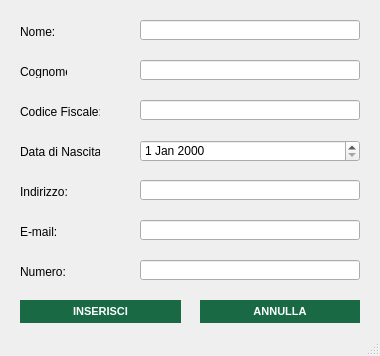
The window that src/main/gui/inserimento_cliente.ui (OT-Rax/AnconAmbiente) describes before a commit, drawn with Qt 5.
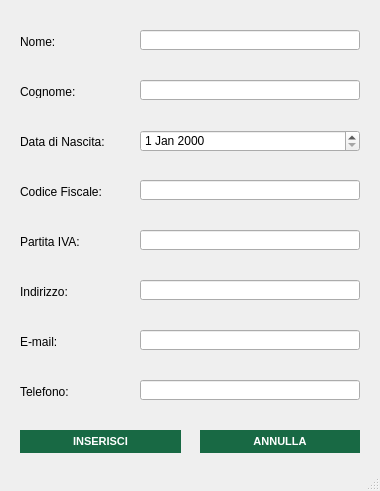
The same window after the commit. Icons and pictures are not drawn.

What changed in the file:
```diff
--- a/src/main/gui/inserimento_cliente.ui
+++ b/src/main/gui/inserimento_cliente.ui
@@ -7,7 +7,7 @@
     <x>0</x>
     <y>0</y>
     <width>380</width>
-    <height>356</height>
+    <height>491</height>
    </rect>
   </property>
   <property name="windowTitle">
@@ -22,7 +22,7 @@
     <property name="geometry">
      <rect>
       <x>20</x>
-      <y>300</y>
+      <y>430</y>
       <width>161</width>
       <height>23</height>
      </rect>
@@ -48,57 +48,11 @@
      <string>INSERISCI</string>
     </property>
    </widget>
-   <widget class="QDateEdit" name="nascita_datepicker">
-    <property name="geometry">
-     <rect>
-      <x>140</x>
-      <y>140</y>
-      <width>220</width>
-      <height>22</height>
-     </rect>
-    </property>
-   </widget>
-   <widget class="QLabel" name="label_5">
-    <property name="geometry">
-     <rect>
-      <x>20</x>
-      <y>145</y>
-      <width>80</width>
-      <height>13</height>
-     </rect>
-    </property>
-    <property name="text">
-     <string>Data di Nascita:</string>
-    </property>
-   </widget>
-   <widget class="QLineEdit" name="cognome_field">
-    <property name="geometry">
-     <rect>
-      <x>140</x>
-      <y>60</y>
-      <width>220</width>
-      <height>20</height>
-     </rect>
-    </property>
-   </widget>
-   <widget class="QLabel" name="label_6">
-    <property name="geometry">
-     <rect>
-      <x>20</x>
-      <y>105</y>
-      <width>80</width>
-      <height>13</height>
-     </rect>
-    </property>
-    <property name="text">
-     <string>Codice Fiscale:</string>
-    </property>
-   </widget>
    <widget class="QPushButton" name="annulla_button">
     <property name="geometry">
      <rect>
       <x>200</x>
-      <y>300</y>
+      <y>430</y>
       <width>160</width>
       <height>23</height>
      </rect>
@@ -124,22 +78,233 @@
      <string>ANNULLA</string>
     </property>
    </widget>
-   <widget class="QLineEdit" name="cf_field">
+   <widget class="QLabel" name="cf_error">
     <property name="geometry">
      <rect>
       <x>140</x>
-      <y>100</y>
-      <width>220</width>
-      <height>20</height>
+      <y>160</y>
+      <width>235</width>
+      <height>17</height>
      </rect>
+    </property>
+    <property name="palette">
+     <palette>
+      <active>
+       <colorrole role="WindowText">
+        <brush brushstyle="SolidPattern">
+         <color alpha="255">
+          <red>255</red>
+          <green>0</green>
+          <blue>0</blue>
+         </color>
+        </brush>
+       </colorrole>
+       <colorrole role="Text">
+        <brush brushstyle="SolidPattern">
+         <color alpha="255">
+          <red>255</red>
+          <green>0</green>
+          <blue>0</blue>
+         </color>
+        </brush>
+       </colorrole>
+       <colorrole role="PlaceholderText">
+        <brush brushstyle="SolidPattern">
+         <color alpha="128">
+          <red>255</red>
+          <green>0</green>
+          <blue>0</blue>
+         </color>
+        </brush>
+       </colorrole>
+      </active>
+      <inactive>
+       <colorrole role="WindowText">
+        <brush brushstyle="SolidPattern">
+         <color alpha="255">
+          <red>255</red>
+          <green>0</green>
+          <blue>0</blue>
+         </color>
+        </brush>
+       </colorrole>
+       <colorrole role="Text">
+        <brush brushstyle="SolidPattern">
+         <color alpha="255">
+          <red>255</red>
+          <green>0</green>
+          <blue>0</blue>
+         </color>
+        </brush>
+       </colorrole>
+       <colorrole role="PlaceholderText">
+        <brush brushstyle="SolidPattern">
+         <color alpha="128">
+          <red>255</red>
+          <green>0</green>
+          <blue>0</blue>
+         </color>
+        </brush>
+       </colorrole>
+      </inactive>
+      <disabled>
+       <colorrole role="WindowText">
+        <brush brushstyle="SolidPattern">
+         <color alpha="255">
+          <red>190</red>
+          <green>190</green>
+          <blue>190</blue>
+         </color>
+        </brush>
+       </colorrole>
+       <colorrole role="Text">
+        <brush brushstyle="SolidPattern">
+         <color alpha="255">
+          <red>190</red>
+          <green>190</green>
+          <blue>190</blue>
+         </color>
+        </brush>
+       </colorrole>
+       <colorrole role="PlaceholderText">
+        <brush brushstyle="SolidPattern">
+         <color alpha="128">
+          <red>0</red>
+          <green>0</green>
+          <blue>0</blue>
+         </color>
+        </brush>
+       </colorrole>
+      </disabled>
+     </palette>
+    </property>
+    <property name="text">
+     <string/>
+    </property>
+   </widget>
+   <widget class="QLabel" name="label_7">
+    <property name="geometry">
+     <rect>
+      <x>20</x>
+      <y>385</y>
+      <width>100</width>
+      <height>13</height>
+     </rect>
+    </property>
+    <property name="text">
+     <string>Telefono:</string>
+    </property>
+   </widget>
+   <widget class="QLabel" name="nome_error">
+    <property name="geometry">
+     <rect>
+      <x>140</x>
+      <y>10</y>
+      <width>235</width>
+      <height>17</height>
+     </rect>
+    </property>
+    <property name="palette">
+     <palette>
+      <active>
+       <colorrole role="WindowText">
+        <brush brushstyle="SolidPattern">
+         <color alpha="255">
+          <red>255</red>
+          <green>0</green>
+          <blue>0</blue>
+         </color>
+        </brush>
+       </colorrole>
+       <colorrole role="Text">
+        <brush brushstyle="SolidPattern">
+         <color alpha="255">
+          <red>255</red>
+          <green>0</green>
+          <blue>0</blue>
+         </color>
+        </brush>
+       </colorrole>
+       <colorrole role="PlaceholderText">
+        <brush brushstyle="SolidPattern">
+         <color alpha="128">
+          <red>255</red>
+          <green>0</green>
+          <blue>0</blue>
+         </color>
+        </brush>
+       </colorrole>
+      </active>
+      <inactive>
+       <colorrole role="WindowText">
+        <brush brushstyle="SolidPattern">
+         <color alpha="255">
+          <red>255</red>
+          <green>0</green>
+          <blue>0</blue>
+         </color>
+        </brush>
+       </colorrole>
+       <colorrole role="Text">
+        <brush brushstyle="SolidPattern">
+         <color alpha="255">
+          <red>255</red>
+          <green>0</green>
+          <blue>0</blue>
+         </color>
+        </brush>
+       </colorrole>
+       <colorrole role="PlaceholderText">
+        <brush brushstyle="SolidPattern">
+         <color alpha="128">
+          <red>255</red>
+          <green>0</green>
+          <blue>0</blue>
+         </color>
+        </brush>
+       </colorrole>
+      </inactive>
+      <disabled>
+       <colorrole role="WindowText">
+        <brush brushstyle="SolidPattern">
+         <color alpha="255">
+          <red>190</red>
+          <green>190</green>
+          <blue>190</blue>
+         </color>
+        </brush>
+       </colorrole>
+       <colorrole role="Text">
+        <brush brushstyle="SolidPattern">
+         <color alpha="255">
+          <red>190</red>
+          <green>190</green>
+          <blue>190</blue>
+         </color>
+        </brush>
+       </colorrole>
+       <colorrole role="PlaceholderText">
+        <brush brushstyle="SolidPattern">
+         <color alpha="128">
+          <red>0</red>
+          <green>0</green>
+          <blue>0</blue>
+         </color>
+        </brush>
+       </colorrole>
+      </disabled>
+     </palette>
+    </property>
+    <property name="text">
+     <string/>
     </property>
    </widget>
    <widget class="QLabel" name="label">
     <property name="geometry">
      <rect>
       <x>20</x>
-      <y>25</y>
-      <width>47</width>
+      <y>35</y>
+      <width>100</width>
       <height>13</height>
      </rect>
     </property>
@@ -147,35 +312,78 @@
      <string>Nome:</string>
     </property>
    </widget>
-   <widget class="QLineEdit" name="nome_field">
+   <widget class="QLineEdit" name="indirizzo_field">
     <property name="geometry">
      <rect>
       <x>140</x>
-      <y>20</y>
+      <y>280</y>
       <width>220</width>
       <height>20</height>
      </rect>
     </property>
    </widget>
-   <widget class="QLabel" name="label_2">
-    <property name="geometry">
-     <rect>
-      <x>20</x>
-      <y>65</y>
-      <width>47</width>
-      <height>13</height>
-     </rect>
-    </property>
-    <property name="text">
-     <string>Cognome:</string>
-    </property>
-   </widget>
-   <widget class="QLabel" name="label_3">
+   <widget class="QLabel" name="label_6">
     <property name="geometry">
      <rect>
       <x>20</x>
       <y>185</y>
-      <width>80</width>
+      <width>100</width>
+      <height>13</height>
+     </rect>
+    </property>
+    <property name="text">
+     <string>Codice Fiscale:</string>
+    </property>
+   </widget>
+   <widget class="QLineEdit" name="email_field">
+    <property name="geometry">
+     <rect>
+      <x>140</x>
+      <y>330</y>
+      <width>220</width>
+      <height>20</height>
+     </rect>
+    </property>
+   </widget>
+   <widget class="QLabel" name="label_8">
+    <property name="geometry">
+     <rect>
+      <x>20</x>
+      <y>235</y>
+      <width>100</width>
+      <height>13</height>
+     </rect>
+    </property>
+    <property name="text">
+     <string>Partita IVA:</string>
+    </property>
+   </widget>
+   <widget class="QLineEdit" name="partitaiva_field">
+    <property name="geometry">
+     <rect>
+      <x>140</x>
+      <y>230</y>
+      <width>220</width>
+      <height>20</height>
+     </rect>
+    </property>
+   </widget>
+   <widget class="QDateEdit" name="nascita_datepicker">
+    <property name="geometry">
+     <rect>
+      <x>140</x>
+      <y>130</y>
+      <width>220</width>
+      <height>22</height>
+     </rect>
+    </property>
+   </widget>
+   <widget class="QLabel" name="label_3">
+    <property name="geometry">
+     <rect>
+      <x>20</x>
+      <y>285</y>
+      <width>100</width>
       <height>13</height>
      </rect>
     </property>
@@ -183,11 +391,44 @@
      <string>Indirizzo:</string>
     </property>
    </widget>
+   <widget class="QLineEdit" name="telefono_field">
+    <property name="geometry">
+     <rect>
+      <x>140</x>
+      <y>380</y>
+      <width>220</width>
+      <height>20</height>
+     </rect>
+    </property>
+   </widget>
+   <widget class="QLabel" name="label_5">
+    <property name="geometry">
+     <rect>
+      <x>20</x>
+      <y>135</y>
+      <width>100</width>
+      <height>13</height>
+     </rect>
+    </property>
+    <property name="text">
+     <string>Data di Nascita:</string>
+    </property>
+   </widget>
+   <widget class="QLineEdit" name="nome_field">
+    <property name="geometry">
+     <rect>
+      <x>140</x>
+      <y>30</y>
+      <width>220</width>
+      <height>20</height>
+     </rect>
+    </property>
+   </widget>
    <widget class="QLabel" name="label_4">
     <property name="geometry">
      <rect>
       <x>20</x>
-      <y>225</y>
+      <y>335</y>
       <width>100</width>
       <height>13</height>
      </rect>
@@ -196,20 +437,7 @@
      <string>E-mail:</string>
     </property>
    </widget>
-   <widget class="QLabel" name="label_7">
-    <property name="geometry">
-     <rect>
-      <x>20</x>
-      <y>265</y>
-      <width>100</width>
-      <height>13</height>
-     </rect>
-    </property>
-    <property name="text">
-     <string>Numero:</string>
-    </property>
-   </widget>
-   <widget class="QLineEdit" name="indirizzo_field">
+   <widget class="QLineEdit" name="cf_field">
     <property name="geometry">
      <rect>
       <x>140</x>
@@ -219,21 +447,128 @@
      </rect>
     </property>
    </widget>
-   <widget class="QLineEdit" name="email_field">
+   <widget class="QLabel" name="label_2">
     <property name="geometry">
      <rect>
+      <x>20</x>
+      <y>85</y>
+      <width>100</width>
+      <height>13</height>
+     </rect>
+    </property>
+    <property name="text">
+     <string>Cognome:</string>
+    </property>
+   </widget>
+   <widget class="QLabel" name="cognome_error">
+    <property name="geometry">
+     <rect>
       <x>140</x>
-      <y>220</y>
-      <width>220</width>
-      <height>20</height>
+      <y>60</y>
+      <width>235</width>
+      <height>17</height>
      </rect>
     </property>
+    <property name="palette">
+     <palette>
+      <active>
+       <colorrole role="WindowText">
+        <brush brushstyle="SolidPattern">
+         <color alpha="255">
+          <red>255</red>
+          <green>0</green>
+          <blue>0</blue>
+         </color>
+        </brush>
+       </colorrole>
+       <colorrole role="Text">
+        <brush brushstyle="SolidPattern">
+         <color alpha="255">
+          <red>255</red>
+          <green>0</green>
+          <blue>0</blue>
+         </color>
+        </brush>
+       </colorrole>
+       <colorrole role="PlaceholderText">
+        <brush brushstyle="SolidPattern">
+         <color alpha="128">
+          <red>255</red>
+          <green>0</green>
+          <blue>0</blue>
+         </color>
+        </brush>
+       </colorrole>
+      </active>
+      <inactive>
+       <colorrole role="WindowText">
+        <brush brushstyle="SolidPattern">
+         <color alpha="255">
+          <red>255</red>
+          <green>0</green>
+          <blue>0</blue>
+         </color>
+        </brush>
+       </colorrole>
+       <colorrole role="Text">
+        <brush brushstyle="SolidPattern">
+         <color alpha="255">
+          <red>255</red>
+          <green>0</green>
+          <blue>0</blue>
+         </color>
+        </brush>
+       </colorrole>
+       <colorrole role="PlaceholderText">
+        <brush brushstyle="SolidPattern">
+         <color alpha="128">
+          <red>255</red>
+          <green>0</green>
+          <blue>0</blue>
+         </color>
+        </brush>
+       </colorrole>
+      </inactive>
+      <disabled>
+       <colorrole role="WindowText">
+        <brush brushstyle="SolidPattern">
+         <color alpha="255">
+          <red>190</red>
+          <green>190</green>
+          <blue>190</blue>
+         </color>
+        </brush>
+       </colorrole>
+       <colorrole role="Text">
+        <brush brushstyle="SolidPattern">
+         <color alpha="255">
+          <red>190</red>
+          <green>190</green>
+          <blue>190</blue>
+         </color>
+        </brush>
+       </colorrole>
+       <colorrole role="PlaceholderText">
+        <brush brushstyle="SolidPattern">
+         <color alpha="128">
+          <red>0</red>
+          <green>0</green>
+          <blue>0</blue>
+         </color>
+        </brush>
+       </colorrole>
+      </disabled>
+     </palette>
+    </property>
+    <property name="text">
+     <string/>
+    </property>
    </widget>
-   <widget class="QLineEdit" name="numero_field">
+   <widget class="QLineEdit" name="cognome_field">
     <property name="geometry">
      <rect>
       <x>140</x>
-      <y>260</y>
+      <y>80</y>
       <width>220</width>
       <height>20</height>
      </rect>
```
